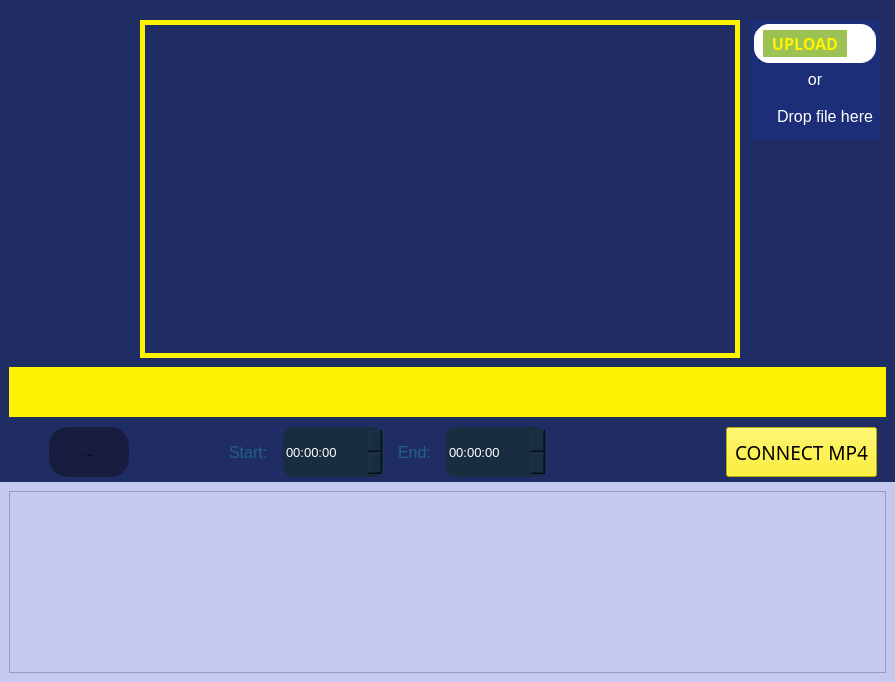
Before: the Qt Designer form mainwindow.ui in ideadev777/VideoMergeKit, drawn with Qt 5.
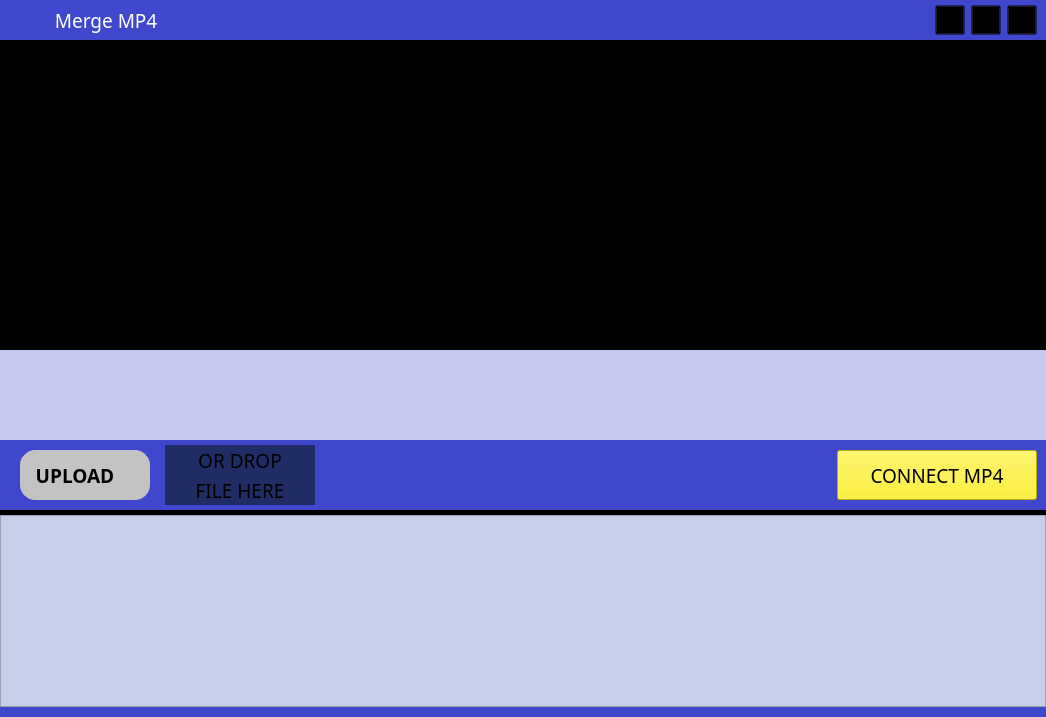
After: the same form once the commit is applied. Icons and pictures are not drawn. Custom widgets are drawn as their Qt base class.

The edit to the form file:
```diff
--- a/mainwindow.ui
+++ b/mainwindow.ui
@@ -6,8 +6,8 @@
    <rect>
     <x>0</x>
     <y>0</y>
-    <width>895</width>
-    <height>682</height>
+    <width>1046</width>
+    <height>717</height>
    </rect>
   </property>
   <property name="windowTitle">
@@ -18,6 +18,12 @@
     <normaloff>:/res/icon/icon.png</normaloff>:/res/icon/icon.png</iconset>
   </property>
   <widget class="QWidget" name="centralwidget">
+   <property name="styleSheet">
+    <string notr="true">QWidget
+{
+background:#3F48CC;
+}</string>
+   </property>
    <layout class="QGridLayout" name="gridLayout">
     <property name="leftMargin">
      <number>0</number>
@@ -29,29 +35,51 @@
      <number>0</number>
     </property>
     <property name="bottomMargin">
-     <number>0</number>
+     <number>10</number>
     </property>
     <property name="spacing">
      <number>0</number>
     </property>
-    <item row="0" column="0">
-     <widget class="QWidget" name="widget" native="true">
+    <item row="2" column="0">
+     <widget class="CxVideoLW" name="lw_video">
+      <property name="sizePolicy">
+       <sizepolicy hsizetype="Expanding" vsizetype="Fixed">
+        <horstretch>0</horstretch>
+        <verstretch>0</verstretch>
+       </sizepolicy>
+      </property>
+      <property name="maximumSize">
+       <size>
+        <width>16777215</width>
+        <height>16777215</height>
+       </size>
+      </property>
+      <property name="styleSheet">
+       <string notr="true">QListWidget
+{
+background:#c5cfe8;
+}</string>
+      </property>
+     </widget>
+    </item>
+    <item row="1" column="0">
+     <widget class="QWidget" name="w_main" native="true">
       <property name="minimumSize">
        <size>
         <width>0</width>
-        <height>482</height>
+        <height>0</height>
        </size>
       </property>
       <property name="maximumSize">
        <size>
         <width>16777215</width>
-        <height>482</height>
+        <height>16777215</height>
        </size>
       </property>
       <property name="styleSheet">
        <string notr="true">QWidget
 {
-background:#202d64;
+background:#000000;
 }</string>
       </property>
       <layout class="QGridLayout" name="gridLayout_2">
@@ -59,7 +87,7 @@
         <number>0</number>
        </property>
        <property name="topMargin">
-        <number>20</number>
+        <number>3</number>
        </property>
        <property name="rightMargin">
         <number>0</number>
@@ -71,17 +99,17 @@
         <number>0</number>
        </property>
        <item row="0" column="0">
-        <widget class="QWidget" name="widget_3" native="true">
+        <widget class="QWidget" name="w_screen" native="true">
          <property name="minimumSize">
           <size>
            <width>0</width>
-           <height>338</height>
+           <height>0</height>
           </size>
          </property>
          <property name="maximumSize">
           <size>
            <width>16777215</width>
-           <height>338</height>
+           <height>16777215</height>
           </size>
          </property>
          <property name="styleSheet">
@@ -95,7 +123,7 @@
            <number>0</number>
           </property>
           <property name="rightMargin">
-           <number>15</number>
+           <number>0</number>
           </property>
           <property name="bottomMargin">
            <number>0</number>
@@ -103,23 +131,81 @@
           <property name="spacing">
            <number>0</number>
           </property>
-          <item row="0" column="2">
-           <widget class="QWidget" name="widget_7" native="true">
+          <item row="0" column="0">
+           <widget class="QWidget" name="widget_6" native="true">
+            <layout class="QGridLayout" name="gridLayout_4">
+             <property name="leftMargin">
+              <number>0</number>
+             </property>
+             <property name="topMargin">
+              <number>0</number>
+             </property>
+             <property name="rightMargin">
+              <number>0</number>
+             </property>
+             <property name="bottomMargin">
+              <number>0</number>
+             </property>
+             <property name="spacing">
+              <number>0</number>
+             </property>
+             <item row="0" column="0">
+              <widget class="CxVideoView" name="lbl_screen">
+               <property name="sizePolicy">
+                <sizepolicy hsizetype="Preferred" vsizetype="Minimum">
+                 <horstretch>0</horstretch>
+                 <verstretch>0</verstretch>
+                </sizepolicy>
+               </property>
             <property name="minimumSize">
              <size>
-              <width>140</width>
+                 <width>0</width>
               <height>0</height>
              </size>
             </property>
             <property name="maximumSize">
              <size>
-              <width>140</width>
+                 <width>1111111</width>
               <height>16777215</height>
              </size>
             </property>
-            <layout class="QGridLayout" name="gridLayout_5">
+               <property name="styleSheet">
+                <string notr="true"/>
+               </property>
+               <property name="text">
+                <string/>
+               </property>
+              </widget>
+             </item>
+            </layout>
+           </widget>
+          </item>
+         </layout>
+        </widget>
+       </item>
+       <item row="1" column="0">
+        <widget class="QWidget" name="w_control" native="true">
+         <property name="minimumSize">
+          <size>
+           <width>0</width>
+           <height>160</height>
+          </size>
+         </property>
+         <property name="maximumSize">
+          <size>
+           <width>16777215</width>
+           <height>160</height>
+          </size>
+         </property>
+         <property name="styleSheet">
+          <string notr="true">QWidget
+{
+background:#3F48CC;
+}</string>
+         </property>
+         <layout class="QGridLayout" name="gridLayout_9">
              <property name="leftMargin">
-              <number>10</number>
+           <number>0</number>
              </property>
              <property name="topMargin">
               <number>0</number>
@@ -128,57 +214,66 @@
               <number>0</number>
              </property>
              <property name="bottomMargin">
+           <number>5</number>
+          </property>
+          <property name="horizontalSpacing">
               <number>0</number>
              </property>
-             <property name="spacing">
+          <property name="verticalSpacing">
+           <number>5</number>
+          </property>
+          <item row="1" column="0">
+           <widget class="QWidget" name="widget_11" native="true">
+            <property name="minimumSize">
+             <size>
+              <width>0</width>
+              <height>60</height>
+             </size>
+            </property>
+            <property name="maximumSize">
+             <size>
+              <width>16777215</width>
+              <height>60</height>
+             </size>
+            </property>
+            <property name="styleSheet">
+             <string notr="true"/>
+            </property>
+            <layout class="QGridLayout" name="gridLayout_10">
+             <property name="leftMargin">
+              <number>20</number>
+             </property>
+             <property name="topMargin">
               <number>0</number>
              </property>
-             <item row="0" column="0">
+             <property name="bottomMargin">
+              <number>0</number>
+             </property>
+             <property name="horizontalSpacing">
+              <number>15</number>
+             </property>
+             <item row="0" column="1">
               <widget class="CxDropPanel" name="w_upload" native="true">
                <property name="minimumSize">
                 <size>
-                 <width>0</width>
-                 <height>120</height>
+                 <width>150</width>
+                 <height>60</height>
                 </size>
                </property>
                <property name="maximumSize">
                 <size>
-                 <width>16777215</width>
-                 <height>120</height>
+                 <width>150</width>
+                 <height>60</height>
                 </size>
                </property>
                <property name="styleSheet">
                 <string notr="true">QWidget
 {
-background:#1C2E78;
+background:#202D64;
 }</string>
                </property>
                <layout class="QGridLayout" name="gridLayout_6">
                 <property name="leftMargin">
-                 <number>4</number>
-                </property>
-                <property name="topMargin">
-                 <number>4</number>
-                </property>
-                <property name="rightMargin">
-                 <number>4</number>
-                </property>
-                <property name="bottomMargin">
-                 <number>4</number>
-                </property>
-                <property name="spacing">
-                 <number>4</number>
-                </property>
-                <item row="2" column="0">
-                 <widget class="QWidget" name="widget_9" native="true">
-                  <property name="minimumSize">
-                   <size>
-                    <width>0</width>
-                    <height>40</height>
-                   </size>
-                  </property>
-                  <layout class="QGridLayout" name="gridLayout_7">
-                   <property name="leftMargin">
                     <number>0</number>
                    </property>
                    <property name="topMargin">
@@ -193,101 +288,132 @@
                    <property name="spacing">
                     <number>0</number>
                    </property>
-                   <item row="0" column="0">
-                    <widget class="QLabel" name="label_3">
-                     <property name="minimumSize">
-                      <size>
-                       <width>20</width>
-                       <height>20</height>
-                      </size>
-                     </property>
-                     <property name="maximumSize">
-                      <size>
-                       <width>20</width>
-                       <height>20</height>
-                      </size>
-                     </property>
-                     <property name="text">
-                      <string/>
-                     </property>
-                     <property name="pixmap">
-                      <pixmap resource="mainwindow.qrc">:/res/icon/download.png</pixmap>
-                     </property>
-                     <property name="scaledContents">
-                      <bool>true</bool>
-                     </property>
-                    </widget>
-                   </item>
-                   <item row="0" column="1">
-                    <widget class="QLabel" name="label_4">
+                <item row="1" column="0">
+                 <widget class="QLabel" name="label">
                      <property name="font">
                       <font>
-                       <pointsize>12</pointsize>
+                    <family>Franklin Gothic Heavy</family>
+                    <pointsize>14</pointsize>
+                    <weight>50</weight>
+                    <bold>false</bold>
                       </font>
                      </property>
                      <property name="styleSheet">
-                      <string notr="true">QLabel
-{
-color:white;
-}</string>
+                   <string notr="true"/>
                      </property>
                      <property name="text">
-                      <string>Drop file here</string>
+                   <string>FILE HERE</string>
                      </property>
                      <property name="alignment">
                       <set>Qt::AlignCenter</set>
                      </property>
                     </widget>
                    </item>
-                  </layout>
-                 </widget>
-                </item>
-                <item row="1" column="0">
+                <item row="0" column="0">
                  <widget class="QLabel" name="label_2">
-                  <property name="sizePolicy">
-                   <sizepolicy hsizetype="Minimum" vsizetype="Preferred">
-                    <horstretch>0</horstretch>
-                    <verstretch>0</verstretch>
-                   </sizepolicy>
+                  <property name="font">
+                   <font>
+                    <family>Franklin Gothic Heavy</family>
+                    <pointsize>14</pointsize>
+                    <weight>50</weight>
+                    <bold>false</bold>
+                   </font>
                   </property>
+                  <property name="styleSheet">
+                   <string notr="true"/>
+                  </property>
+                  <property name="text">
+                   <string>OR DROP</string>
+                  </property>
+                  <property name="alignment">
+                   <set>Qt::AlignCenter</set>
+                  </property>
+                 </widget>
+                </item>
+               </layout>
+              </widget>
+             </item>
+             <item row="0" column="3">
+              <widget class="QToolButton" name="tb_merge">
                   <property name="minimumSize">
                    <size>
-                    <width>0</width>
-                    <height>25</height>
+                 <width>200</width>
+                 <height>50</height>
                    </size>
                   </property>
                   <property name="maximumSize">
                    <size>
-                    <width>16777215</width>
-                    <height>25</height>
+                 <width>220</width>
+                 <height>50</height>
                    </size>
                   </property>
                   <property name="font">
                    <font>
-                    <pointsize>12</pointsize>
+                 <family>Franklin Gothic Heavy</family>
+                 <pointsize>14</pointsize>
                    </font>
                   </property>
                   <property name="styleSheet">
-                   <string notr="true">QLabel
+                <string notr="true">QToolButton
 {
-color:white;
+background:#fff200;
+}
+
+QToolButton:Hover
+{
+background:#ffd96a;
 }</string>
                   </property>
                   <property name="text">
-                   <string>or</string>
-                  </property>
-                  <property name="alignment">
-                   <set>Qt::AlignCenter</set>
+                <string>CONNECT MP4</string>
+               </property>
+               <property name="icon">
+                <iconset resource="mainwindow.qrc">
+                 <normaloff>:/res/icon/link.png</normaloff>:/res/icon/link.png</iconset>
+               </property>
+               <property name="iconSize">
+                <size>
+                 <width>40</width>
+                 <height>40</height>
+                </size>
+               </property>
+               <property name="toolButtonStyle">
+                <enum>Qt::ToolButtonTextBesideIcon</enum>
                   </property>
                  </widget>
                 </item>
+             <item row="0" column="2">
+              <spacer name="horizontalSpacer">
+               <property name="orientation">
+                <enum>Qt::Horizontal</enum>
+               </property>
+               <property name="sizeHint" stdset="0">
+                <size>
+                 <width>40</width>
+                 <height>20</height>
+                </size>
+               </property>
+              </spacer>
+             </item>
                 <item row="0" column="0">
                  <widget class="QWidget" name="widget_10" native="true">
+               <property name="minimumSize">
+                <size>
+                 <width>0</width>
+                 <height>50</height>
+                </size>
+               </property>
+               <property name="maximumSize">
+                <size>
+                 <width>16777215</width>
+                 <height>50</height>
+                </size>
+               </property>
                   <property name="styleSheet">
                    <string notr="true">QWidget
 {
-background:#ffffff;
-border:1px solid white;
+background:#c3c3c3;
+border:1px solid #c3c3c3;
 border-radius:15px;
 }</string>
                   </property>
@@ -318,17 +444,13 @@
                      <property name="font">
                       <font>
                        <family>Franklin Gothic Heavy</family>
-                       <pointsize>12</pointsize>
+                    <pointsize>14</pointsize>
                        <weight>75</weight>
                        <bold>true</bold>
                       </font>
                      </property>
                      <property name="styleSheet">
-                      <string notr="true">QToolButton
-{
-background:#9BC253;
-color:#fff200;
-}</string>
+                   <string notr="true"/>
                      </property>
                      <property name="text">
                       <string>UPLOAD</string>
@@ -391,25 +513,27 @@
                </layout>
               </widget>
              </item>
-             <item row="1" column="0">
-              <spacer name="verticalSpacer">
-               <property name="orientation">
-                <enum>Qt::Vertical</enum>
-               </property>
-               <property name="sizeHint" stdset="0">
+          <item row="0" column="0">
+           <widget class="QWidget" name="w_seek" native="true">
+            <property name="minimumSize">
+             <size>
+              <width>0</width>
+              <height>90</height>
+             </size>
+            </property>
+            <property name="maximumSize">
                 <size>
-                 <width>20</width>
-                 <height>40</height>
-                </size>
-               </property>
-              </spacer>
-             </item>
-            </layout>
-           </widget>
-          </item>
-          <item row="0" column="1">
-           <widget class="QWidget" name="widget_6" native="true">
-            <layout class="QGridLayout" name="gridLayout_4">
+              <width>16777215</width>
+              <height>90</height>
+             </size>
+            </property>
+            <property name="styleSheet">
+             <string notr="true">QWidget
+{
+background:#C5C8EF;
+}</string>
+            </property>
+            <layout class="QGridLayout" name="gridLayout_5">
              <property name="leftMargin">
               <number>0</number>
              </property>
@@ -424,214 +548,188 @@
              </property>
              <property name="spacing">
               <number>0</number>
-             </property>
-             <item row="0" column="0">
-              <widget class="CxVideoView" name="lbl_screen">
-               <property name="minimumSize">
-                <size>
-                 <width>600</width>
-                 <height>338</height>
-                </size>
-               </property>
-               <property name="maximumSize">
-                <size>
-                 <width>600</width>
-                 <height>338</height>
-                </size>
-               </property>
-               <property name="styleSheet">
-                <string notr="true">QLabel
-{
-border:5px solid #fff200;
-}</string>
-               </property>
-               <property name="text">
-                <string/>
-               </property>
-              </widget>
-             </item>
-            </layout>
-           </widget>
-          </item>
-          <item row="0" column="0">
-           <widget class="QWidget" name="widget_5" native="true">
-            <property name="minimumSize">
-             <size>
-              <width>140</width>
-              <height>0</height>
-             </size>
-            </property>
-            <property name="maximumSize">
-             <size>
-              <width>140</width>
-              <height>16777215</height>
-             </size>
-            </property>
-           </widget>
-          </item>
-         </layout>
-        </widget>
-       </item>
-       <item row="1" column="0">
-        <widget class="QWidget" name="widget_4" native="true">
-         <property name="minimumSize">
-          <size>
-           <width>0</width>
-           <height>100</height>
-          </size>
-         </property>
-         <layout class="QGridLayout" name="gridLayout_9">
-          <property name="bottomMargin">
-           <number>0</number>
-          </property>
-          <property name="verticalSpacing">
-           <number>10</number>
           </property>
           <item row="0" column="0">
            <widget class="CxTrimBar" name="lbl_main_seek">
-            <property name="minimumSize">
-             <size>
-              <width>0</width>
-              <height>50</height>
-             </size>
-            </property>
-            <property name="maximumSize">
-             <size>
-              <width>16777215</width>
-              <height>50</height>
-             </size>
-            </property>
-            <property name="styleSheet">
-             <string notr="true">QLabel
-{
-background:#fff200;
-}</string>
-            </property>
             <property name="text">
              <string/>
             </property>
            </widget>
           </item>
-          <item row="1" column="0">
-           <widget class="QWidget" name="widget_11" native="true">
+            </layout>
+           </widget>
+          </item>
+         </layout>
+        </widget>
+       </item>
+      </layout>
+     </widget>
+    </item>
+    <item row="0" column="0">
+     <widget class="QWidget" name="w_top" native="true">
             <property name="minimumSize">
              <size>
               <width>0</width>
-              <height>50</height>
+        <height>40</height>
              </size>
             </property>
             <property name="maximumSize">
              <size>
               <width>16777215</width>
-              <height>50</height>
-             </size>
-            </property>
-            <property name="styleSheet">
-             <string notr="true"/>
-            </property>
-            <layout class="QGridLayout" name="gridLayout_10">
-             <property name="leftMargin">
-              <number>40</number>
-             </property>
+        <height>40</height>
+       </size>
+      </property>
+      <layout class="QGridLayout" name="gridLayout_7">
              <property name="topMargin">
               <number>0</number>
              </property>
              <property name="bottomMargin">
               <number>0</number>
              </property>
-             <property name="horizontalSpacing">
-              <number>15</number>
-             </property>
+       <item row="0" column="1">
+        <widget class="QLabel" name="label_4">
+         <property name="minimumSize">
+          <size>
+           <width>40</width>
+           <height>40</height>
+          </size>
+         </property>
+         <property name="maximumSize">
+          <size>
+           <width>11111</width>
+           <height>40</height>
+          </size>
+         </property>
+         <property name="font">
+          <font>
+           <family>Franklin Gothic Heavy</family>
+           <pointsize>14</pointsize>
+          </font>
+         </property>
+         <property name="styleSheet">
+          <string notr="true">QLabel
+{
+color:white;
+}</string>
+         </property>
+         <property name="text">
+          <string>  Merge MP4   </string>
+         </property>
+        </widget>
+       </item>
+       <item row="0" column="0">
+        <widget class="QLabel" name="label_3">
+         <property name="minimumSize">
+          <size>
+           <width>30</width>
+           <height>30</height>
+          </size>
+         </property>
+         <property name="maximumSize">
+          <size>
+           <width>30</width>
+           <height>30</height>
+          </size>
+         </property>
+         <property name="text">
+          <string/>
+         </property>
+         <property name="pixmap">
+          <pixmap resource="mainwindow.qrc">:/res/icon/icon.png</pixmap>
+         </property>
+         <property name="scaledContents">
+          <bool>true</bool>
+         </property>
+        </widget>
+       </item>
+       <item row="0" column="3">
+        <widget class="QToolButton" name="tb_minimize">
+         <property name="minimumSize">
+          <size>
+           <width>30</width>
+           <height>30</height>
+          </size>
+         </property>
+         <property name="maximumSize">
+          <size>
+           <width>30</width>
+           <height>30</height>
+          </size>
+         </property>
+         <property name="styleSheet">
+          <string notr="true">QToolButton
+{
+background:transparent;
+}</string>
+         </property>
+         <property name="text">
+          <string>...</string>
+         </property>
+         <property name="icon">
+          <iconset resource="mainwindow.qrc">
+           <normaloff>:/res/icon/minimize-window-256.png</normaloff>:/res/icon/minimize-window-256.png</iconset>
+         </property>
+         <property name="iconSize">
+          <size>
+           <width>30</width>
+           <height>30</height>
+          </size>
+         </property>
+        </widget>
+       </item>
              <item row="0" column="5">
-              <widget class="QTimeEdit" name="te_end">
+        <widget class="QToolButton" name="tb_close">
                <property name="minimumSize">
                 <size>
-                 <width>100</width>
-                 <height>50</height>
+           <width>30</width>
+           <height>30</height>
                 </size>
                </property>
                <property name="maximumSize">
                 <size>
-                 <width>100</width>
-                 <height>50</height>
-                </size>
-               </property>
-               <property name="font">
-                <font>
-                 <pointsize>10</pointsize>
-                </font>
-               </property>
+           <width>30</width>
+           <height>30</height>
+          </size>
+         </property>
                <property name="styleSheet">
-                <string notr="true">QTimeEdit
+          <string notr="true">QToolButton
 {
-background:#182d3f;
-color:white;
-border:1px solid #182d3f;
-border-radius:10px;
+background:transparent;
 }</string>
                </property>
-               <property name="displayFormat">
-                <string>hh:mm:ss</string>
+         <property name="text">
+          <string>...</string>
+         </property>
+         <property name="icon">
+          <iconset resource="mainwindow.qrc">
+           <normaloff>:/res/icon/close-window-256.png</normaloff>:/res/icon/close-window-256.png</iconset>
+         </property>
+         <property name="iconSize">
+          <size>
+           <width>30</width>
+           <height>30</height>
+          </size>
                </property>
               </widget>
              </item>
              <item row="0" column="4">
-              <widget class="QLabel" name="label_7">
+        <widget class="QToolButton" name="tb_restore">
                <property name="minimumSize">
                 <size>
-                 <width>0</width>
-                 <height>50</height>
+           <width>30</width>
+           <height>30</height>
                 </size>
                </property>
                <property name="maximumSize">
                 <size>
-                 <width>16777215</width>
-                 <height>50</height>
-                </size>
-               </property>
-               <property name="font">
-                <font>
-                 <pointsize>12</pointsize>
-                </font>
-               </property>
-               <property name="styleSheet">
-                <string notr="true">QLabel
-{
-color:#1f618b;
-}</string>
-               </property>
-               <property name="text">
-                <string>End:</string>
-               </property>
-              </widget>
-             </item>
-             <item row="0" column="0">
-              <widget class="QToolButton" name="tb_play">
-               <property name="minimumSize">
-                <size>
-                 <width>80</width>
-                 <height>50</height>
-                </size>
-               </property>
-               <property name="maximumSize">
-                <size>
-                 <width>80</width>
-                 <height>50</height>
+           <width>30</width>
+           <height>30</height>
                 </size>
                </property>
                <property name="styleSheet">
                 <string notr="true">QToolButton
 {
-background:#181d3f;
-border:1px solid #181d3f;
-border-radius:18px;
-}
-
-QToolButton:Hover
-{
-background:#3ccaf4;
-border:1px solid #181d3f;
-border-radius:18px;
+background:transparent;
 }</string>
                </property>
                <property name="text">
@@ -639,150 +737,25 @@
                </property>
                <property name="icon">
                 <iconset resource="mainwindow.qrc">
-                 <normaloff>:/res/icon/play.png</normaloff>
-                 <normalon>:/res/icon/pause.png</normalon>:/res/icon/play.png</iconset>
+           <normaloff>:/res/icon/restore-window-256.png</normaloff>
+           <normalon>:/res/icon/maximize-window-256.png</normalon>:/res/icon/restore-window-256.png</iconset>
                </property>
                <property name="iconSize">
                 <size>
-                 <width>40</width>
-                 <height>40</height>
+           <width>30</width>
+           <height>30</height>
                 </size>
                </property>
                <property name="checkable">
                 <bool>true</bool>
                </property>
-              </widget>
-             </item>
-             <item row="0" column="3">
-              <widget class="QTimeEdit" name="te_start">
-               <property name="minimumSize">
-                <size>
-                 <width>100</width>
-                 <height>50</height>
-                </size>
-               </property>
-               <property name="maximumSize">
-                <size>
-                 <width>100</width>
-                 <height>50</height>
-                </size>
-               </property>
-               <property name="font">
-                <font>
-                 <pointsize>10</pointsize>
-                </font>
-               </property>
-               <property name="styleSheet">
-                <string notr="true">QTimeEdit
-{
-background:#182d3f;
-color:white;
-border:1px solid #182d3f;
-border-radius:10px;
-}</string>
-               </property>
-               <property name="displayFormat">
-                <string>hh:mm:ss</string>
+         <property name="checked">
+          <bool>true</bool>
                </property>
               </widget>
              </item>
              <item row="0" column="2">
-              <widget class="QLabel" name="label_6">
-               <property name="minimumSize">
-                <size>
-                 <width>0</width>
-                 <height>50</height>
-                </size>
-               </property>
-               <property name="maximumSize">
-                <size>
-                 <width>16777215</width>
-                 <height>50</height>
-                </size>
-               </property>
-               <property name="font">
-                <font>
-                 <pointsize>12</pointsize>
-                </font>
-               </property>
-               <property name="styleSheet">
-                <string notr="true">QLabel
-{
-color:#1f618b;
-}</string>
-               </property>
-               <property name="text">
-                <string>Start:</string>
-               </property>
-              </widget>
-             </item>
-             <item row="0" column="7">
-              <widget class="QToolButton" name="tb_merge">
-               <property name="minimumSize">
-                <size>
-                 <width>150</width>
-                 <height>50</height>
-                </size>
-               </property>
-               <property name="maximumSize">
-                <size>
-                 <width>16777215</width>
-                 <height>50</height>
-                </size>
-               </property>
-               <property name="font">
-                <font>
-                 <family>Franklin Gothic Heavy</family>
-                 <pointsize>14</pointsize>
-                </font>
-               </property>
-               <property name="styleSheet">
-                <string notr="true">QToolButton
-{
-background:#fff200;
-}
-
-QToolButton:Hover
-{
-background:#ffd96a;
-}</string>
-               </property>
-               <property name="text">
-                <string>CONNECT MP4</string>
-               </property>
-               <property name="icon">
-                <iconset resource="mainwindow.qrc">
-                 <normaloff>:/res/icon/link.png</normaloff>:/res/icon/link.png</iconset>
-               </property>
-               <property name="iconSize">
-                <size>
-                 <width>40</width>
-                 <height>40</height>
-                </size>
-               </property>
-               <property name="toolButtonStyle">
-                <enum>Qt::ToolButtonTextBesideIcon</enum>
-               </property>
-              </widget>
-             </item>
-             <item row="0" column="6">
-              <widget class="QWidget" name="widget_12" native="true">
-               <property name="minimumSize">
-                <size>
-                 <width>150</width>
-                 <height>50</height>
-                </size>
-               </property>
-               <property name="maximumSize">
-                <size>
-                 <width>16777215</width>
-                 <height>50</height>
-                </size>
-               </property>
-              </widget>
-             </item>
-             <item row="0" column="1">
-              <spacer name="horizontalSpacer">
+        <spacer name="horizontalSpacer_2">
                <property name="orientation">
                 <enum>Qt::Horizontal</enum>
                </property>
@@ -793,39 +766,6 @@
                 </size>
                </property>
               </spacer>
-             </item>
-            </layout>
-           </widget>
-          </item>
-         </layout>
-        </widget>
-       </item>
-      </layout>
-     </widget>
-    </item>
-    <item row="1" column="0">
-     <widget class="QWidget" name="widget_2" native="true">
-      <property name="minimumSize">
-       <size>
-        <width>0</width>
-        <height>200</height>
-       </size>
-      </property>
-      <property name="maximumSize">
-       <size>
-        <width>16777215</width>
-        <height>11111111</height>
-       </size>
-      </property>
-      <property name="styleSheet">
-       <string notr="true">QWidget
-{
-background:#c5c8ef;
-}</string>
-      </property>
-      <layout class="QGridLayout" name="gridLayout_11">
-       <item row="0" column="0">
-        <widget class="CxVideoLW" name="lw_video"/>
        </item>
       </layout>
      </widget>
```
Lines whose indentation alone changed are shown as unchanged.
